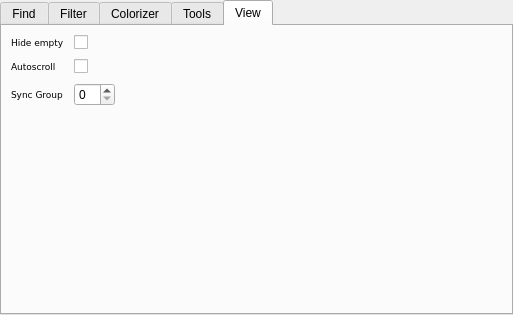
Old version of the form trace_server/settingstable.ui in the repository mojmir-svoboda/DbgToolkit.
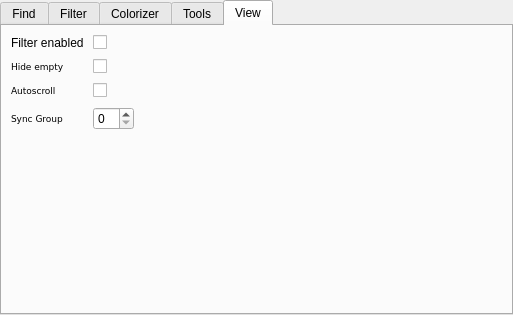
New version of the form. The open tabs and pages were chosen to show the change. Icons and pictures are not drawn. Custom widgets are drawn as their Qt base class.

Commit message: * plugging filtering to tables (WIP)

The edit to the form file:
```diff
--- a/trace_server/settingstable.ui
+++ b/trace_server/settingstable.ui
@@ -295,7 +295,19 @@
             <property name="spacing">
              <number>9</number>
             </property>
-            <item row="1" column="0">
+            <item row="4" column="1">
+             <widget class="QSpinBox" name="syncGroupSpinBox">
+              <property name="toolTip">
+               <string>Identifier of the synchronization group.
+All tables with the same number will have inputs synchronized.
+0 means no synchronization with other tables.</string>
+              </property>
+              <property name="prefix">
+               <string/>
+              </property>
+             </widget>
+            </item>
+            <item row="3" column="0">
              <widget class="QLabel" name="label_3">
               <property name="font">
                <font>
@@ -308,7 +320,7 @@
               </property>
              </widget>
             </item>
-            <item row="2" column="0">
+            <item row="4" column="0">
              <widget class="QLabel" name="label">
               <property name="font">
                <font>
@@ -321,7 +333,7 @@
               </property>
              </widget>
             </item>
-            <item row="0" column="0">
+            <item row="2" column="0">
              <widget class="QLabel" name="label_2">
               <property name="font">
                <font>
@@ -334,7 +346,7 @@
               </property>
              </widget>
             </item>
-            <item row="0" column="1">
+            <item row="2" column="1">
              <widget class="QCheckBox" name="sparseCheckBox">
               <property name="toolTip">
                <string>&lt;html&gt;&lt;head/&gt;&lt;body&gt;&lt;p&gt;Enables proxy mode that performs auto-hiding of empty columns/rows&lt;/p&gt;&lt;/body&gt;&lt;/html&gt;</string>
@@ -344,21 +356,23 @@
               </property>
              </widget>
             </item>
-            <item row="1" column="1">
+            <item row="3" column="1">
              <widget class="QCheckBox" name="autoScrollCheckBox">
               <property name="text">
                <string/>
               </property>
              </widget>
             </item>
-            <item row="2" column="1">
-             <widget class="QSpinBox" name="syncGroupSpinBox">
-              <property name="toolTip">
-               <string>Identifier of the synchronization group.
-All tables with the same number will have inputs synchronized.
-0 means no synchronization with other tables.</string>
+            <item row="0" column="0">
+             <widget class="QLabel" name="label_4">
+              <property name="text">
+               <string>Filter enabled</string>
               </property>
-              <property name="prefix">
+             </widget>
+            </item>
+            <item row="0" column="1">
+             <widget class="QCheckBox" name="filteringEnabledCheckBox">
+              <property name="text">
                <string/>
               </property>
              </widget>
```
Left out of the diff: 75 changed lines with no effect on the pictures. The commit also changes 9 other files.
